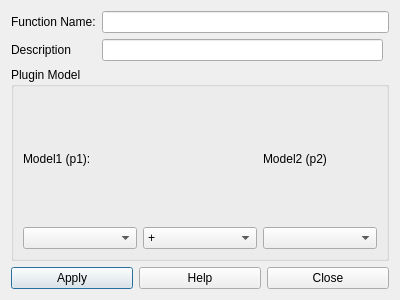
Before: the Qt Designer form src/sas/qtgui/Calculators/UI/Composite.ui in rprospero/sasview, drawn with Qt 5.
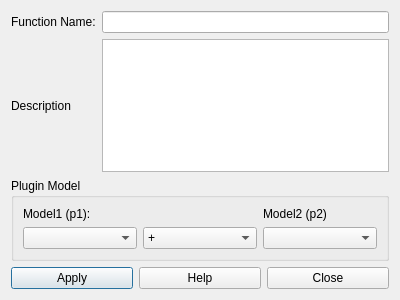
After: the same form once the commit is applied.

Commit message: Better verification

Diff of the .ui file:
```diff
--- a/src/sas/qtgui/Calculators/UI/Composite.ui
+++ b/src/sas/qtgui/Calculators/UI/Composite.ui
@@ -17,16 +17,6 @@
    <item row="0" column="1">
     <widget class="QLineEdit" name="functionName"/>
    </item>
-   <item row="1" column="1">
-    <widget class="QLineEdit" name="functionDescription">
-     <property name="maximumSize">
-      <size>
-       <width>281</width>
-       <height>23</height>
-      </size>
-     </property>
-    </widget>
-   </item>
    <item row="1" column="0">
     <widget class="QLabel" name="label_4">
      <property name="text">
@@ -112,6 +102,9 @@
      </item>
     </layout>
    </item>
+   <item row="1" column="1">
+    <widget class="QPlainTextEdit" name="functionDescription"/>
+   </item>
   </layout>
  </widget>
  <resources/>
```
The commit also changes 1 other file.
